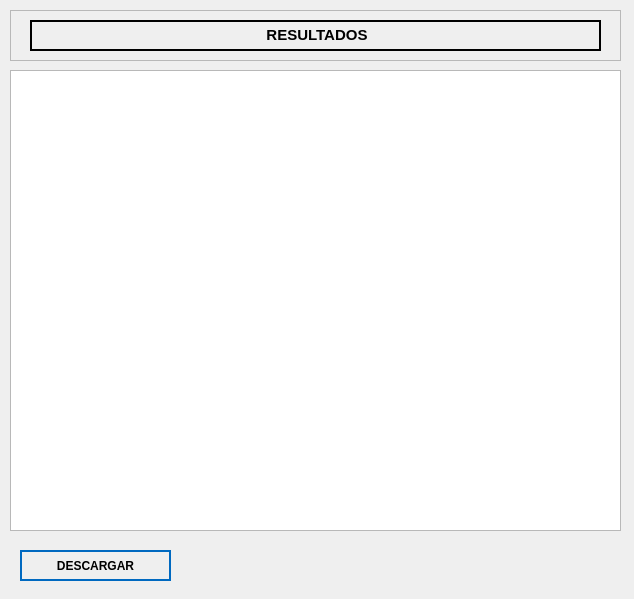
The window that ui_files/results_window.ui (gonzalohdominguez/GENOMOS) describes before a commit, drawn with Qt 5.
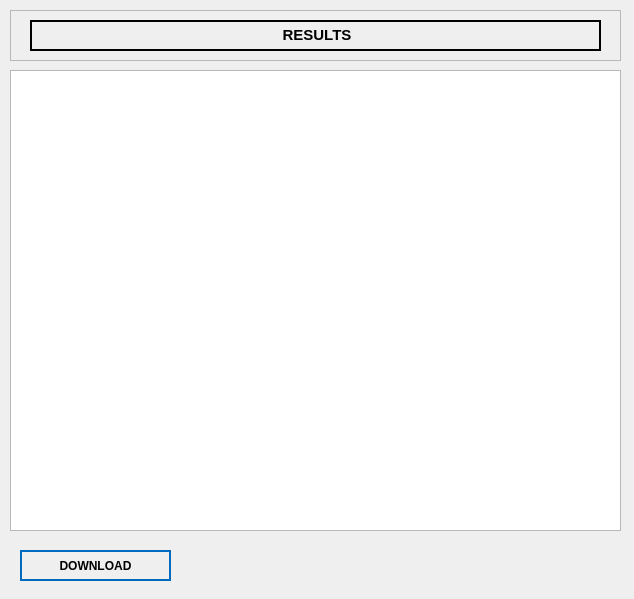
The same window after the commit. Icons and pictures are not drawn.

```diff
--- a/ui_files/results_window.ui
+++ b/ui_files/results_window.ui
@@ -52,7 +52,7 @@
 }</string>
    </property>
    <property name="text">
-    <string>DESCARGAR</string>
+    <string>DOWNLOAD</string>
    </property>
    <property name="icon">
     <iconset>
@@ -96,7 +96,7 @@
      <enum>QFrame::WinPanel</enum>
     </property>
     <property name="text">
-     <string>&lt;html&gt;&lt;head/&gt;&lt;body&gt;&lt;p align=&quot;center&quot;&gt;&lt;span style=&quot; font-size:11pt; font-weight:600;&quot;&gt;RESULTADOS&lt;/span&gt;&lt;/p&gt;&lt;/body&gt;&lt;/html&gt;</string>
+     <string>&lt;html&gt;&lt;head/&gt;&lt;body&gt;&lt;p align=&quot;center&quot;&gt;&lt;span style=&quot; font-size:11pt; font-weight:600;&quot;&gt;RESULTS&lt;/span&gt;&lt;/p&gt;&lt;/body&gt;&lt;/html&gt;</string>
     </property>
    </widget>
   </widget>
```
Left out of the diff: 2 changed lines with no effect on the pictures.
